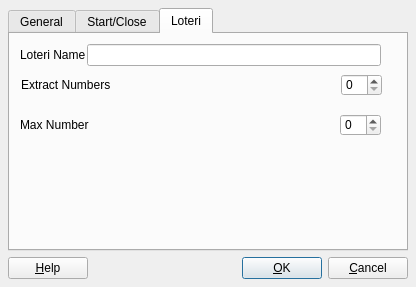
Old version of the form src/settingwidget.ui in the repository popai/LotoTicket.
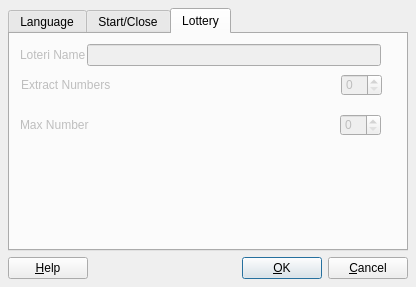
New version of the form. The open tabs and pages were chosen to show the change. Icons and pictures are not drawn.

The edit to the form file:
```diff
--- a/src/settingwidget.ui
+++ b/src/settingwidget.ui
@@ -22,12 +22,15 @@
    </property>
    <item>
     <widget class="QTabWidget" name="tabWidget">
+     <property name="enabled">
+      <bool>true</bool>
+     </property>
      <property name="currentIndex">
       <number>2</number>
      </property>
      <widget class="QWidget" name="tabGeneral">
       <attribute name="title">
-       <string>General</string>
+       <string>Language</string>
       </attribute>
       <layout class="QVBoxLayout">
        <property name="spacing">
@@ -166,8 +169,11 @@
       </layout>
      </widget>
      <widget class="QWidget" name="tabLoteri">
+      <property name="enabled">
+       <bool>false</bool>
+      </property>
       <attribute name="title">
-       <string>Loteri</string>
+       <string>Lottery</string>
       </attribute>
       <widget class="QWidget" name="layoutWidget">
        <property name="geometry">
```
Left out of the diff: 13 changed lines with no effect on the pictures.
